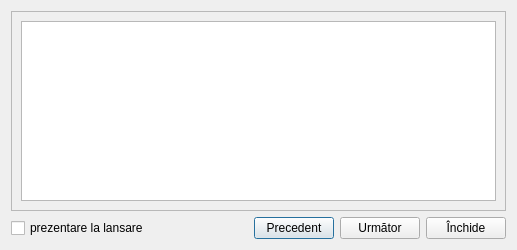
First picture: the form in catalogs/asistanttipapp.ui, repository debalex77/USG, before the edit.
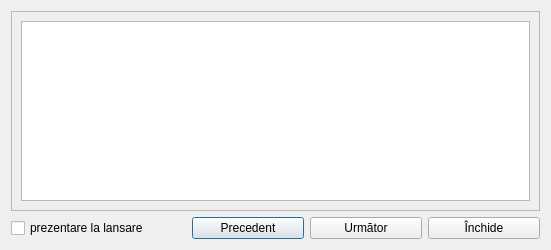
Second picture: the form after the edit. Icons and pictures are not drawn.

What changed in the file:
```diff
--- a/catalogs/asistanttipapp.ui
+++ b/catalogs/asistanttipapp.ui
@@ -6,10 +6,15 @@
    <rect>
     <x>0</x>
     <y>0</y>
-    <width>517</width>
+    <width>551</width>
     <height>250</height>
    </rect>
   </property>
+  <property name="font">
+   <font>
+    <family>Segoe UI</family>
+   </font>
+  </property>
   <property name="windowTitle">
    <string>Dialog</string>
   </property>
@@ -33,6 +38,12 @@
    </item>
    <item row="1" column="2">
     <widget class="QPushButton" name="btnPreview">
+     <property name="minimumSize">
+      <size>
+       <width>112</width>
+       <height>0</height>
+      </size>
+     </property>
      <property name="text">
       <string>Precedent</string>
      </property>
@@ -44,6 +55,12 @@
    </item>
    <item row="1" column="3">
     <widget class="QPushButton" name="btnNext">
+     <property name="minimumSize">
+      <size>
+       <width>112</width>
+       <height>0</height>
+      </size>
+     </property>
      <property name="layoutDirection">
       <enum>Qt::RightToLeft</enum>
      </property>
@@ -58,6 +75,12 @@
    </item>
    <item row="1" column="4">
     <widget class="QPushButton" name="btnClose">
+     <property name="minimumSize">
+      <size>
+       <width>112</width>
+       <height>0</height>
+      </size>
+     </property>
      <property name="text">
       <string>Închide</string>
      </property>
```
